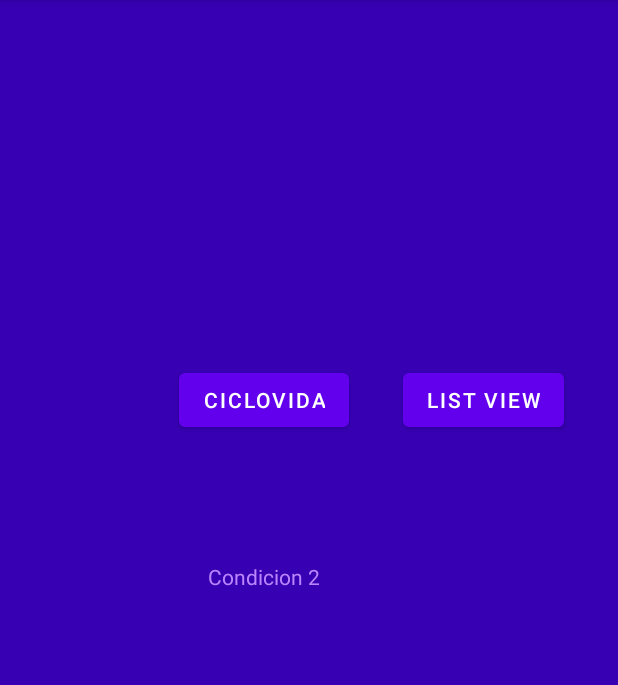
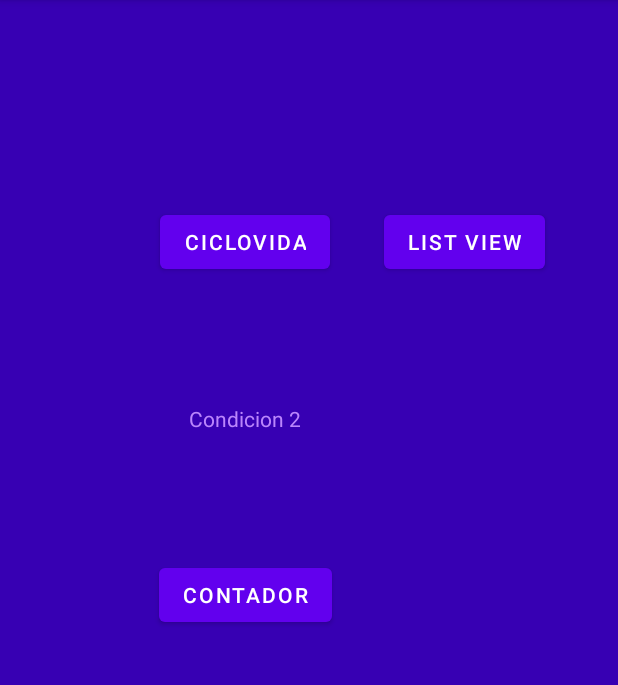
Before and after one commit to Aplicaciones-Moviles-2022-A-Comp/mc-pachacama-granda-marlon-israel, an Android app: the screen it shows after launch (MainActivity), on a phone screen of 412 x 824 dp, the part 84-769 px from its top. Run offline under Robolectric (Android 15) with nearby library versions, the phone set to English and light mode, and no system bars; libraries missing offline, so code that uses them is left out: io.sentry; 3 statements that could not run were skipped.

Commit message:
Contador

```diff
--- a/01-Android/app/src/main/AndroidManifest.xml
+++ b/01-Android/app/src/main/AndroidManifest.xml
@@ -13,6 +13,9 @@
         android:supportsRtl="true"
         android:theme="@style/Theme.Movcompmipg2022a"
         tools:targetApi="31">
+        <activity
+            android:name=".Contador"
+            android:exported="false" />
         <activity
             android:name=".BListView"
             android:exported="false" />
--- a/01-Android/app/src/main/java/com/example/movcompmipg2022a/MainActivity.kt
+++ b/01-Android/app/src/main/java/com/example/movcompmipg2022a/MainActivity.kt
@@ -11,24 +11,29 @@ class MainActivity : AppCompatActivity() {
     override fun onCreate(savedInstanceState: Bundle?) {
         super.onCreate(savedInstanceState)
         setContentView(R.layout.activity_main)
+        //Sentry.captureMessage("testing SDK setup", SentryLevel.INFO)
         Sentry.captureMessage("testing SDK setup", SentryLevel.INFO)
 
-        val botonCicloVida = findViewById<Button>(R.id.btn_ciclo_vida)
+        val botonCicloVida = findViewById<Button>/*se castea indicando que es un tipo Button*/(R/*indica la carpeta recursos*/.id/*muestra todos los ids*/.btn_ciclo_vida)
         botonCicloVida.setOnClickListener{
             irActividad(ACicloVida::class.java)
         }
 
+        val botonContador = findViewById<Button>(R.id.btn_contador)
+        botonContador.setOnClickListener {
+            irActividad(Contador::class.java)
+        }
+
         val botonListView = findViewById<Button>(R.id.btn_ir_list_view)
-        botonListView
-            .setOnClickListener{
-                irActividad(BListView::class.java)
-            }
+        botonListView.setOnClickListener {
+            irActividad(BListView::class.java)
+        }
     }
 
     fun irActividad (
         clase: Class<*>
     ){
         val intent = Intent(this, clase)
-        startActivity(intent)
+        startActivity(intent) // esta función se encuentra dentro de la clase de la cual se esta heredando (en este caso "AppCompatActivity()")
     }
 }
--- a/01-Android/app/src/main/res/layout/activity_main.xml
+++ b/01-Android/app/src/main/res/layout/activity_main.xml
@@ -16,9 +16,10 @@
         android:textColor="@color/color_texto"
         app:layout_constraintBottom_toBottomOf="parent"
         app:layout_constraintEnd_toEndOf="parent"
-        app:layout_constraintHorizontal_bias="0.412"
+        app:layout_constraintHorizontal_bias="0.373"
         app:layout_constraintStart_toStartOf="parent"
-        app:layout_constraintTop_toTopOf="parent" />
+        app:layout_constraintTop_toTopOf="parent"
+        app:layout_constraintVertical_bias="0.36" />
 
     <Button
         android:id="@+id/btn_ciclo_vida"
@@ -40,4 +41,14 @@
         app:layout_constraintStart_toEndOf="@+id/btn_ciclo_vida"
         app:layout_constraintTop_toTopOf="@+id/btn_ciclo_vida" />
 
+    <Button
+        android:id="@+id/btn_contador"
+        android:layout_width="wrap_content"
+        android:layout_height="wrap_content"
+        android:layout_marginTop="84dp"
+        android:text="CONTADOR"
+        app:layout_constraintEnd_toEndOf="@+id/textView"
+        app:layout_constraintStart_toStartOf="@+id/textView"
+        app:layout_constraintTop_toBottomOf="@+id/textView" />
+
 </androidx.constraintlayout.widget.ConstraintLayout>
```
Also changed, not shown: 01-Android/app/src/main/java/com/example/movcompmipg2022a/Contador.kt (added, +49 -0 lines), 01-Android/app/src/main/res/layout/activity_contador.xml (added, +32 -0 lines).
